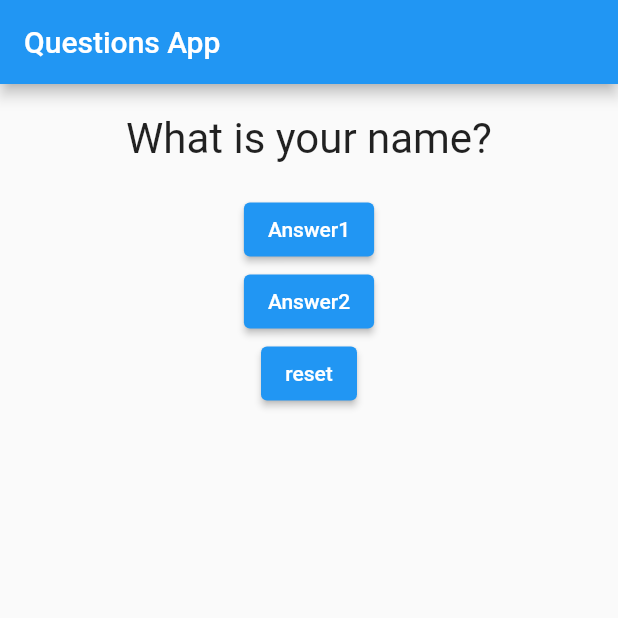
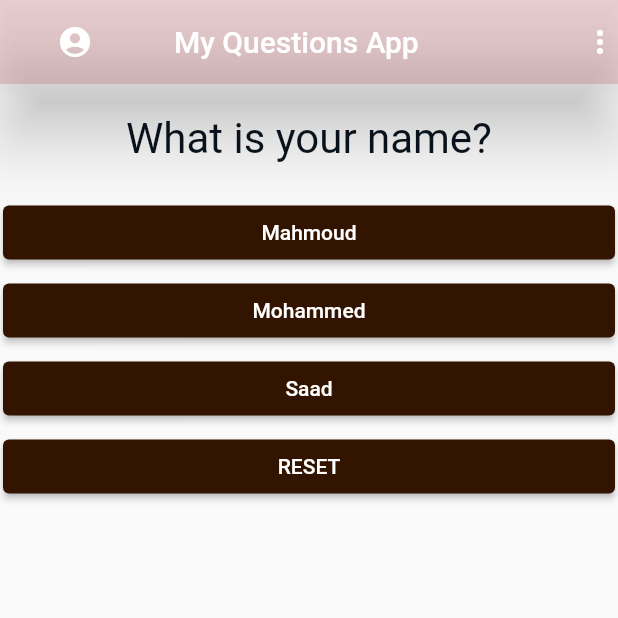
Before and after one commit to El-Neweshy/flutter_first_app, a Flutter app: the screen it shows after launch, on a phone screen of 412 x 824 dp, the top half of it. Run offline on Flutter 3.47's test engine with Material 2 defaults, Android fonts, the phone set to English and light mode, and no system bars.

Commit message:
add choice and condition in mani page

```diff
--- /dev/null
+++ b/lib/appbar.dart
@@ -0,0 +1,19 @@
+import 'package:flutter/material.dart';
+
+class MyAppBar extends StatelessWidget {
+  @override
+  Widget build(BuildContext context) {
+    return Scaffold(
+      appBar: AppBar(
+        title: const Text('Questions App'),
+        leading: Icon(Icons.account_circle_rounded),
+        leadingWidth: 100,
+        actions: [
+          Icon(Icons.more_vert),
+        ],
+        elevation: 15,
+        backgroundColor: Color.fromARGB(50, 20, 50, 10),
+      ),
+    );
+  }
+}
--- /dev/null
+++ b/lib/choice.dart
@@ -0,0 +1,24 @@
+import 'package:flutter/material.dart';
+
+class Choice extends StatelessWidget {
+  final String btnName;
+  final VoidCallback onPressed;
+  Choice(this.btnName, this.onPressed);
+
+  @override
+  Widget build(BuildContext context) {
+    return Container(
+      width: double.infinity,
+      child: ElevatedButton(
+        child: Text(btnName),
+        onPressed: onPressed,
+        style: ButtonStyle(
+          backgroundColor:
+              MaterialStateProperty.all(Color.fromRGBO(50, 20, 0, 50)),
+          foregroundColor: MaterialStateProperty.all(Colors.white),
+        ),
+      ),
+      padding: EdgeInsets.all(2),
+    );
+  }
+}
--- a/lib/main.dart
+++ b/lib/main.dart
@@ -1,5 +1,7 @@
 import 'package:flutter/material.dart';
 import 'package:flutter_first_app/question.dart';
+import 'package:flutter_first_app/choice.dart';
+import 'package:flutter_first_app/appbar.dart';
 
 void main() => runApp(MyApp());
 
@@ -9,10 +11,25 @@ class MyApp extends StatefulWidget {
 }
 
 class _MyAppState extends State<MyApp> {
-  var questions = [
-    'What is your name?',
-    'What is your age?',
-    'What is your class?'
+  static const question = [
+    {
+      'q': 'What is your name?',
+      "c1": 'Mahmoud',
+      'c2': 'Mohammed',
+      'c3': 'Saad'
+    },
+    {
+      'q': 'What is your age?',
+      "c1": '10 - 20',
+      'c2': '21 - 30',
+      'c3': '31 - 40'
+    },
+    {
+      'q': 'What is your current class?',
+      "c1": 'class 1/1',
+      'c2': ' class 1/2',
+      'c3': ' class 1/3'
+    },
   ];
 
   var _questionIndex = 0;
@@ -25,7 +42,7 @@ class _MyAppState extends State<MyApp> {
 
   void answerQuestion() {
     setState(() {
-      if (_questionIndex < questions.length - 1) {
+      if (_questionIndex < question.length - 1) {
         _questionIndex += 1;
       } else {
         _questionIndex = 0;
@@ -38,17 +55,38 @@ class _MyAppState extends State<MyApp> {
   Widget build(BuildContext context) {
     return MaterialApp(
       home: Scaffold(
+        // appBar: MyAppBar(),
         appBar: AppBar(
-          title: Text('Questions App'),
+          title: const Text('My Questions App'),
+          leading: Icon(Icons.account_circle_rounded),
+          leadingWidth: 100,
+          actions: [
+            Icon(Icons.more_vert),
+          ],
+          elevation: 20,
+          backgroundColor: Color.fromARGB(48, 184, 43, 55),
         ),
-        body: Column(
-          children: [
-            Question(questions[_questionIndex]),
-            ElevatedButton(child: Text('Answer1'), onPressed: answerQuestion),
-            ElevatedButton(child: Text('Answer2'), onPressed: answerQuestion),
-            ElevatedButton(child: Text('reset'), onPressed: resetQuestionIndex),
-          ],
-        ),
+
+        body: _questionIndex < question.length - 1
+            ? Column(
+                children: [
+                  Question(question[_questionIndex]['q']),
+                  Choice(question[_questionIndex]['c1'], answerQuestion),
+                  Choice(question[_questionIndex]['c2'], answerQuestion),
+                  Choice(question[_questionIndex]['c3'], answerQuestion),
+                  Choice('RESET', resetQuestionIndex),
+                ],
+              )
+            : Column(children: [
+                Text(
+                  'you are done!',
+                  style: TextStyle(
+                    fontSize: 28,
+                    color: Color.fromRGBO(10, 20, 30, 80),
+                  ),
+                ),
+                Choice('RESET', resetQuestionIndex),
+              ]),
       ),
     );
   }
--- a/lib/question.dart
+++ b/lib/question.dart
@@ -12,7 +12,10 @@ class Question extends StatelessWidget {
       margin: EdgeInsets.all(20),
       child: Text(
         quesionText,
-        style: TextStyle(fontSize: 28),
+        style: TextStyle(
+          fontSize: 28,
+          color: Color.fromRGBO(10, 20, 30, 80),
+        ),
         textAlign: TextAlign.center,
       ),
     );
```
Also changed, not shown: 1 other file.
